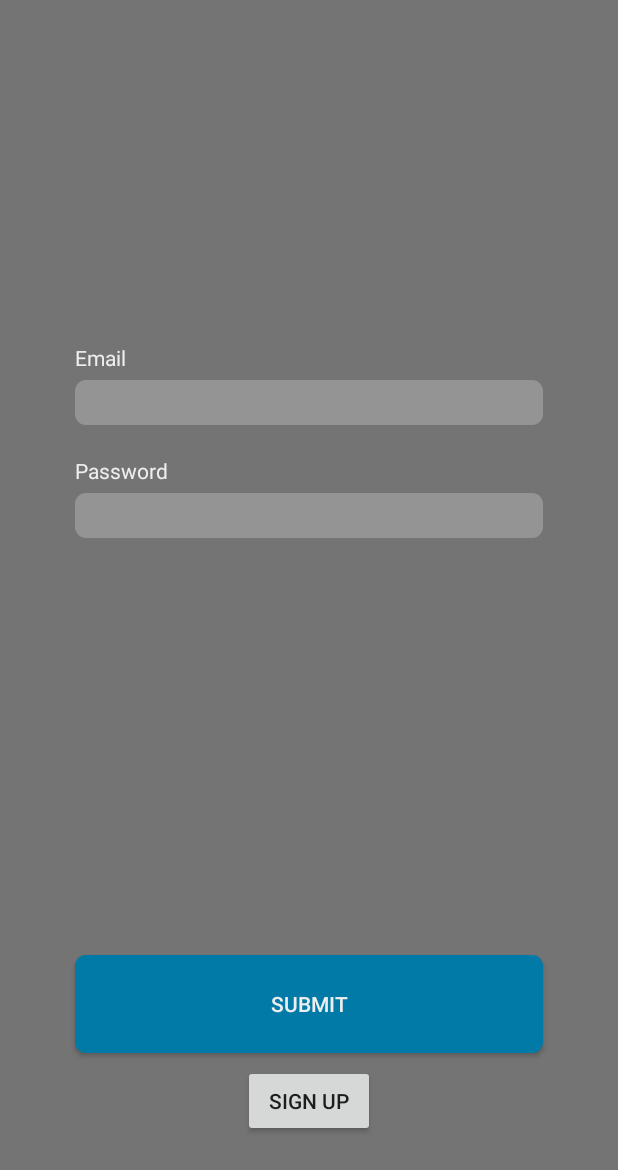
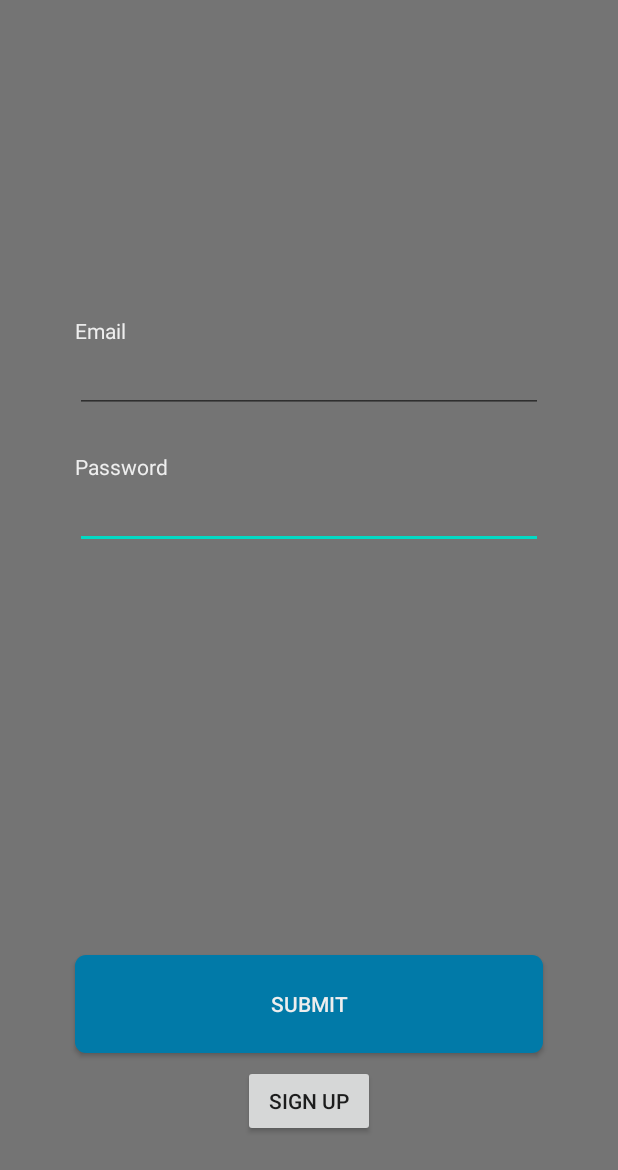
Before and after one commit to patrickchap/LifestyleApp, an Android app: the screen it shows after launch (Login), on a phone screen of 412 x 824 dp. Shown: the top 1170 px of the screen. Run offline under Robolectric (Android 15) with nearby library versions, the phone set to English and light mode, and no system bars.

Commit message:
sign up button sends you to user_info_1

```diff
--- a/app/src/main/java/com/example/myapplication/Login.java
+++ b/app/src/main/java/com/example/myapplication/Login.java
@@ -9,7 +9,7 @@ import android.widget.Button;
 import androidx.annotation.Nullable;
 
 public class Login extends Activity {
-    Button mSubmit;
+    Button mSubmit, mSignUp;
     String mPassword, mEmail;
 
     @Override
@@ -18,8 +18,9 @@ public class Login extends Activity {
         setContentView(R.layout.login);
 
         mSubmit = findViewById(R.id.submitButton);
+        mSignUp = findViewById(R.id.signUpButton);
 
-        mSubmit.setOnClickListener(new View.OnClickListener(){
+        mSignUp.setOnClickListener(new View.OnClickListener(){
 
             @Override
             public void onClick(View v) {
--- a/app/src/main/res/layout/login.xml
+++ b/app/src/main/res/layout/login.xml
@@ -59,49 +59,43 @@
         app:layout_constraintStart_toStartOf="@+id/guideline8" />
 
     <TextView
-        android:id="@+id/emailTextView"
-        android:textColor="@color/eWhite"
-        android:background="@drawable/rounded_corner_box"
-        android:layout_width="0dp"
-        android:layout_height="30dp"
-        android:layout_marginBottom="45dp"
-        app:layout_constraintBottom_toTopOf="@+id/passwordTextView"
-        app:layout_constraintEnd_toStartOf="@+id/guideline9"
-        app:layout_constraintHorizontal_bias="0.0"
-        app:layout_constraintStart_toStartOf="@+id/guideline8"
-        tools:text="Email" />
-
-    <TextView
-        android:id="@+id/passwordTextView"
-        android:textColor="@color/eWhite"
-        android:background="@drawable/rounded_corner_box"
-        android:layout_width="0dp"
-        android:layout_height="30dp"
-        app:layout_constraintBottom_toTopOf="@+id/submitButton"
-        app:layout_constraintEnd_toStartOf="@+id/guideline9"
-        app:layout_constraintHorizontal_bias="0.0"
-        app:layout_constraintStart_toStartOf="@+id/guideline8"
-        app:layout_constraintTop_toTopOf="@+id/guideline5"
-        tools:text="Password" />
-
-    <TextView
         android:id="@+id/emailTextViewLable"
         android:layout_width="wrap_content"
         android:layout_height="wrap_content"
-        android:layout_marginBottom="5dp"
         android:text="@string/login_email"
         android:textColor="@color/eWhite"
-        app:layout_constraintBottom_toTopOf="@+id/emailTextView"
+        app:layout_constraintBottom_toTopOf="@+id/editTextTextEmailAddress"
         app:layout_constraintStart_toStartOf="@+id/guideline8" />
 
     <TextView
         android:id="@+id/textView5"
         android:layout_width="wrap_content"
         android:layout_height="wrap_content"
-        android:layout_marginBottom="5dp"
         android:text="@string/login_password"
         android:textColor="@color/eWhite"
-        app:layout_constraintBottom_toTopOf="@+id/passwordTextView"
+        app:layout_constraintBottom_toTopOf="@+id/editTextTextPassword"
+        app:layout_constraintStart_toStartOf="@+id/guideline8" />
+
+    <EditText
+        android:id="@+id/editTextTextPassword"
+        android:layout_width="0dp"
+        android:layout_height="wrap_content"
+        android:ems="10"
+        android:inputType="textPassword"
+        app:layout_constraintBottom_toTopOf="@+id/submitButton"
+        app:layout_constraintEnd_toStartOf="@+id/guideline9"
+        app:layout_constraintStart_toStartOf="@+id/guideline8"
+        app:layout_constraintTop_toTopOf="@+id/guideline5" />
+
+    <EditText
+        android:id="@+id/editTextTextEmailAddress"
+        android:layout_width="0dp"
+        android:layout_height="wrap_content"
+        android:layout_marginBottom="45dp"
+        android:ems="10"
+        android:inputType="textEmailAddress"
+        app:layout_constraintBottom_toTopOf="@+id/editTextTextPassword"
+        app:layout_constraintEnd_toStartOf="@+id/guideline9"
         app:layout_constraintStart_toStartOf="@+id/guideline8" />
 
 </androidx.constraintlayout.widget.ConstraintLayout>
```
